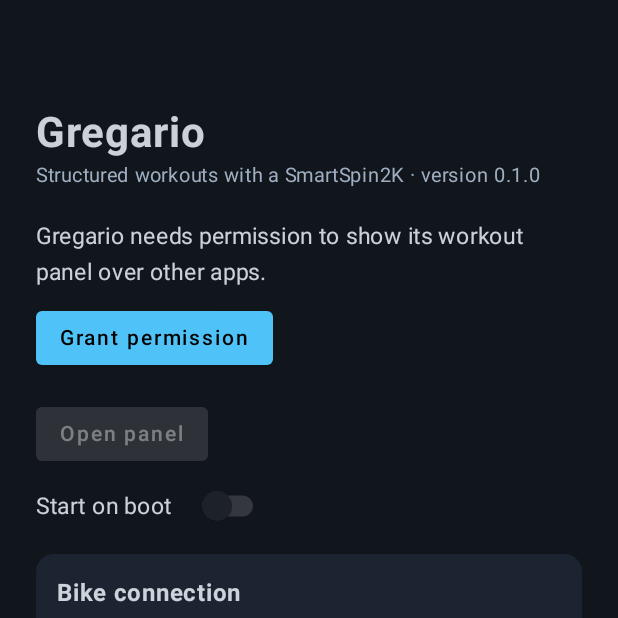
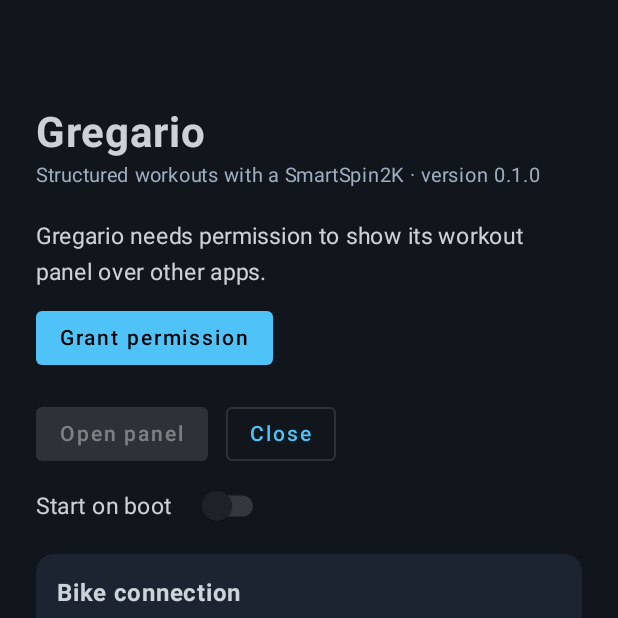
Before and after one commit to madooroy/Gregario, an Android app built with Jetpack Compose: the screen it shows after launch (MainActivity), on a phone screen of 412 x 824 dp, the top half of it. Run offline under Robolectric (Android 15) with nearby library versions, the phone set to English and light mode, and no system bars; our stand-ins replace Timber.

Commit message:
Gregario's screen: a Close button when no panel is open (Back/Home aren't obvious everywhere)
Co-Authored-By: Claude Opus 5.5 <noreply@anthropic.com>
Claude-Session: https://claude.ai/code/session_016iDi1EPSx2GEwaFuVU4woW

```diff
--- a/app/src/main/java/com/madooroy/gregario/ui/MainActivity.kt
+++ b/app/src/main/java/com/madooroy/gregario/ui/MainActivity.kt
@@ -101,6 +101,8 @@ class MainActivity : ComponentActivity() {
                     if (running) OutlinedButton({ PanelService.close(this@MainActivity) }) { Text("Close panel") }
                     else Button({ openPanel() }, enabled = canDraw) { Text("Open panel") }
                     if (running) Button({ goHome() }) { Text("Ride (hide this screen)") }
+                    // No panel open: a plain way out to the tablet's home (Back/Home aren't obvious on every tablet).
+                    else OutlinedButton({ goHome() }) { Text("Close") }
                 }
                 // Open the panel when the tablet starts.
                 val startOnBoot by gregario.settings.startOnBoot.collectAsState()
```
